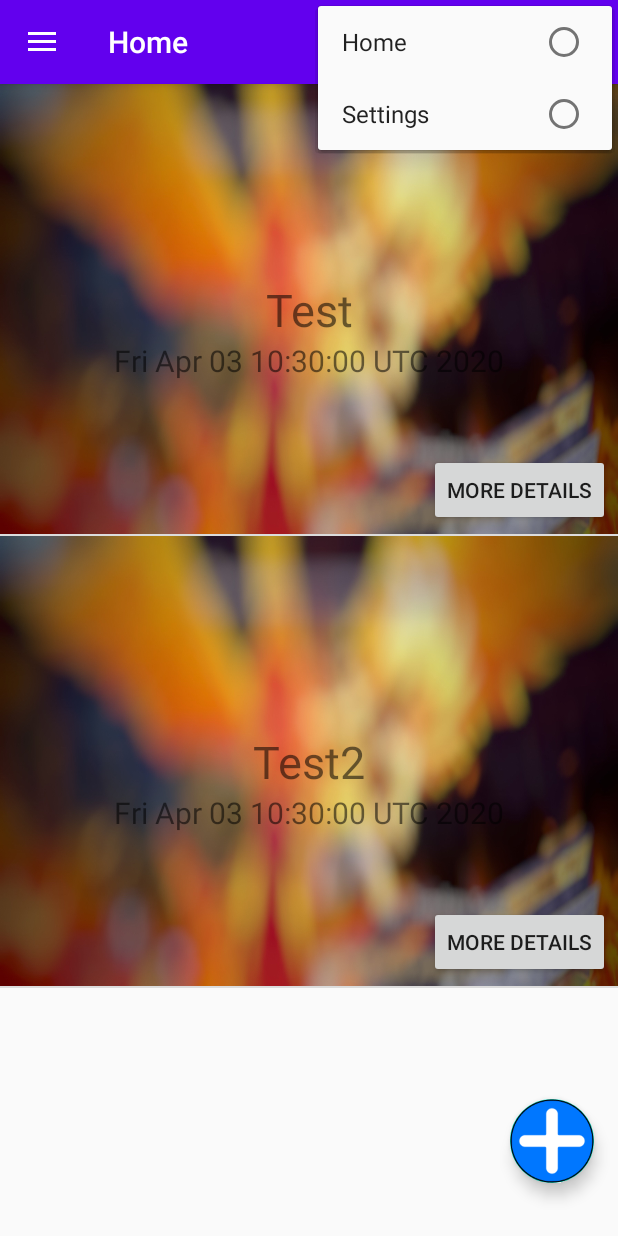
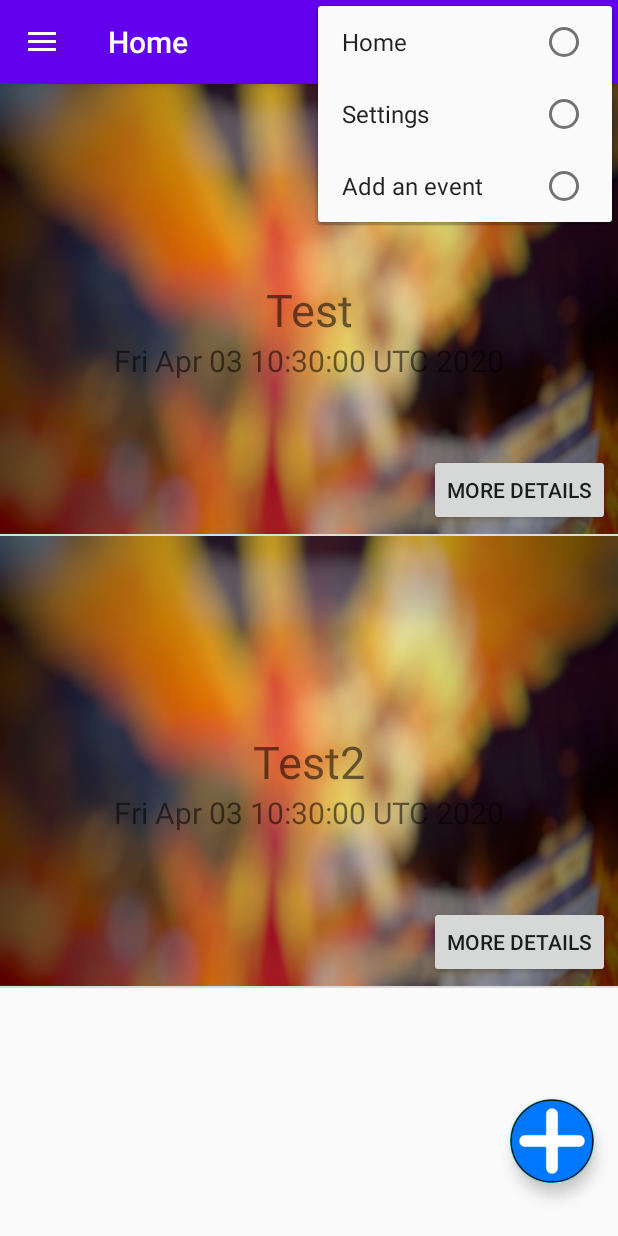
Before and after one commit to Mberjola/Planee, an Android app: the screen it shows after launch (MainActivity), with the options menu open, on a phone screen of 412 x 824 dp. Run offline under Robolectric (Android 15) with nearby library versions, the phone set to English and light mode, and no system bars; our stand-ins replace navigation-ui.

Commit message:
Ajout du Fragment Ajout d'évènement dans le menu

```diff
--- a/PlaneeAndroid/app/src/main/res/menu/activity_main_drawer.xml
+++ b/PlaneeAndroid/app/src/main/res/menu/activity_main_drawer.xml
@@ -12,5 +12,9 @@
             android:id="@+id/nav_settings"
             android:icon="@drawable/settings_icon"
             android:title="@string/menu_settings" />
+        <item
+            android:id="@+id/nav_add"
+            android:icon="@drawable/plus_icon"
+            android:title="@string/PlusDesc" />
     </group>
 </menu>
--- a/PlaneeAndroid/app/src/main/res/navigation/mobile_navigation.xml
+++ b/PlaneeAndroid/app/src/main/res/navigation/mobile_navigation.xml
@@ -14,6 +14,13 @@
             android:id="@+id/action_nav_home_to_nav_settings"
             app:destination="@id/nav_settings"
             app:popUpTo="@id/nav_settings" />
+        <action
+            android:id="@+id/action_nav_home_to_nav_add"
+            app:destination="@id/nav_add"
+            app:enterAnim="@anim/nav_default_enter_anim"
+            app:exitAnim="@anim/nav_default_exit_anim"
+            app:popEnterAnim="@anim/nav_default_pop_enter_anim"
+            app:popExitAnim="@anim/nav_default_pop_exit_anim" />
 
     </fragment>
 
@@ -29,5 +36,33 @@
             app:exitAnim="@anim/nav_default_exit_anim"
             app:popEnterAnim="@anim/nav_default_pop_enter_anim"
             app:popExitAnim="@anim/nav_default_pop_exit_anim" />
+        <action
+            android:id="@+id/action_nav_settings_to_nav_add"
+            app:destination="@id/nav_add"
+            app:enterAnim="@anim/nav_default_enter_anim"
+            app:exitAnim="@anim/nav_default_exit_anim"
+            app:popEnterAnim="@anim/nav_default_pop_enter_anim"
+            app:popExitAnim="@anim/nav_default_pop_exit_anim" />
+    </fragment>
+    <fragment
+        android:id="@+id/nav_add"
+        android:name="com.example.planeeandroid.ui.add.addFragment"
+        android:label="@string/PlusDesc"
+        tools:layout="@layout/fragment_add">
+
+        <action
+            android:id="@+id/action_nav_add_to_nav_home"
+            app:destination="@id/nav_home"
+            app:enterAnim="@anim/nav_default_enter_anim"
+            app:exitAnim="@anim/nav_default_exit_anim"
+            app:popEnterAnim="@anim/nav_default_pop_enter_anim"
+            app:popExitAnim="@anim/nav_default_pop_exit_anim" />
+        <action
+            android:id="@+id/action_nav_add_to_nav_settings"
+            app:destination="@id/nav_settings"
+            app:enterAnim="@anim/nav_default_enter_anim"
+            app:exitAnim="@anim/nav_default_exit_anim"
+            app:popEnterAnim="@anim/nav_default_pop_enter_anim"
+            app:popExitAnim="@anim/nav_default_pop_exit_anim" />
     </fragment>
 </navigation>
```
